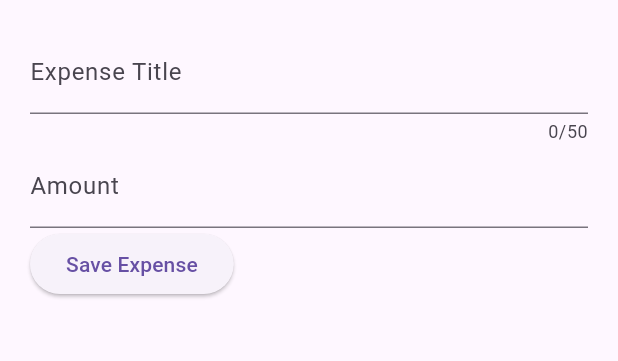
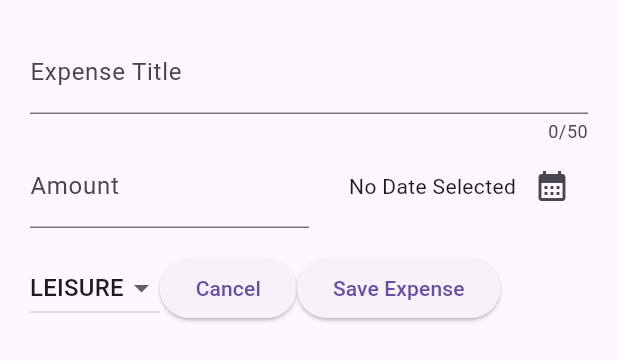
Before and after one commit to CyberJunior18/ExpensesApp, a Flutter app: the NewExpense widget shown alone on an empty page, opened directly, on a phone screen of 412 x 824 dp. Shown: the top 361 px of the screen. Run offline on Flutter 3.47's test engine with Material 3 defaults, Android fonts, the phone set to English and light mode, and no system bars.

Commit message:
done save data

```diff
--- a/lib/widgets/new_expense.dart
+++ b/lib/widgets/new_expense.dart
@@ -1,4 +1,6 @@
+import 'package:expenses_tracker/models/expense.dart';
 import 'package:flutter/material.dart';
+import 'package:intl/intl.dart';
 
 class NewExpense extends StatefulWidget {
   const NewExpense({super.key});
@@ -17,7 +19,7 @@ class _NewExpenseState extends State<NewExpense> {
 
   String expenseAmount = '';
   void _saveExpenseAmount(String input) {
-    expenseTitle = input;
+    expenseAmount = input;
   }
 
   final _amountController = TextEditingController();
@@ -28,11 +30,31 @@ class _NewExpenseState extends State<NewExpense> {
     super.dispose();
   }
 
+  var _selectedDate;
+
+  void _showDatePicker() async {
+    var now = DateTime.now();
+    var firstDate = DateTime(now.year - 1, now.month, now.day);
+    var pickedDate = await showDatePicker(
+      context: context,
+      initialDate: now,
+      firstDate: firstDate,
+      lastDate: now,
+    );
+    setState(() {
+      _selectedDate = pickedDate;
+    });
+  }
+
+  Category _selectedCategory = Category.leisure;
+
   @override
   Widget build(BuildContext context) {
     return Padding(
       padding: const EdgeInsets.all(20),
       child: Column(
+        mainAxisAlignment: MainAxisAlignment.start,
+        crossAxisAlignment: CrossAxisAlignment.start,
         children: [
           TextField(
             onChanged: _saveExpenseTitle,
@@ -44,7 +66,10 @@ class _NewExpenseState extends State<NewExpense> {
             maxLines: null,
             decoration: InputDecoration(label: Text("Expense Title")),
           ),
-          TextField(
+          Row(
+            children: [
+              Expanded(
+                child: TextField(
                   onChanged: _saveExpenseAmount,
                   controller: _amountController,
                   decoration: InputDecoration(
@@ -53,8 +78,54 @@ class _NewExpenseState extends State<NewExpense> {
                   ),
                   keyboardType: TextInputType.number,
                 ),
+              ),
+              SizedBox(height: 16),
+              Expanded(
+                child: Row(
+                  mainAxisAlignment: MainAxisAlignment.end,
+                  children: [
+                    Text(
+                      _selectedDate == null
+                          ? 'No Date Selected'
+                          : DateFormat.yMd().format(_selectedDate!),
+                    ),
+                    IconButton(
+                      onPressed: _showDatePicker,
+                      icon: Icon(Icons.calendar_month),
+                    ),
+                  ],
+                ),
+              ),
+            ],
+          ),
+          SizedBox(height: 16),
           Row(
             children: [
+              DropdownButton(
+                value: _selectedCategory,
+                items: Category.values
+                    .map(
+                      (category) => DropdownMenuItem(
+                        value: category,
+                        child: Text(category.name.toUpperCase()),
+                      ),
+                    )
+                    .toList(),
+                onChanged: (value) {
+                  if (value == null) {
+                    return;
+                  }
+                  setState(() {
+                    _selectedCategory = value;
+                  });
+                },
+              ),
+              ElevatedButton(
+                onPressed: () {
+                  Navigator.pop(context);
+                },
+                child: Text("Cancel"),
+              ),
               ElevatedButton(
                 onPressed: () {
                   print(expenseTitle);
```
Lines whose indentation alone changed are shown as unchanged.
